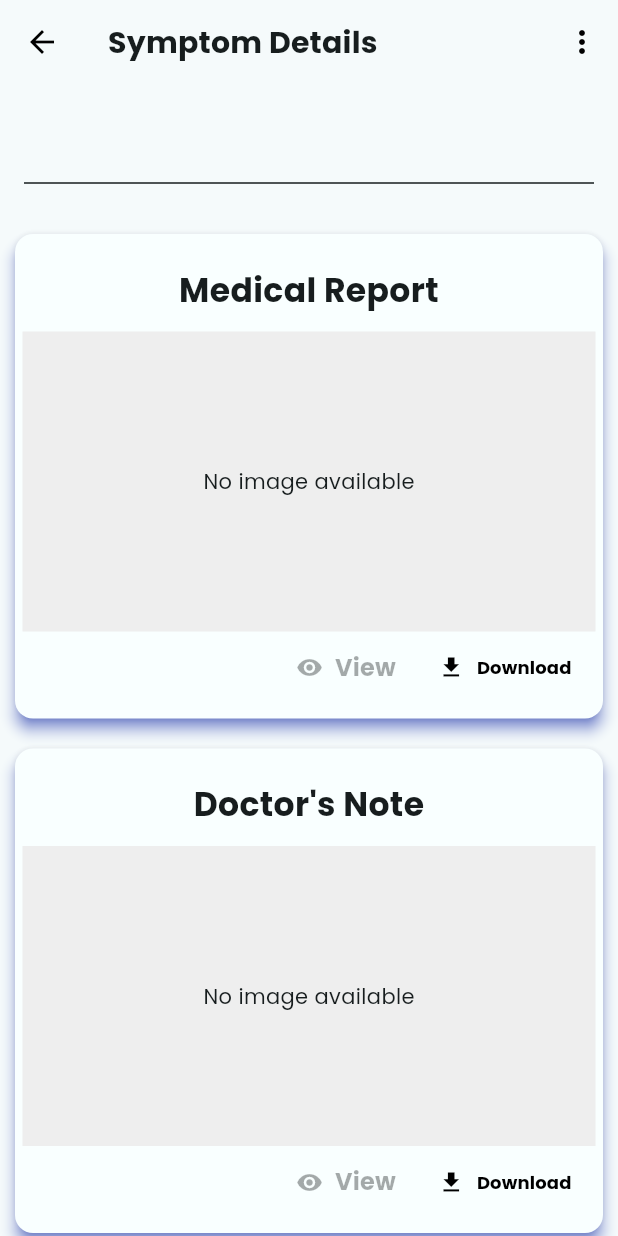
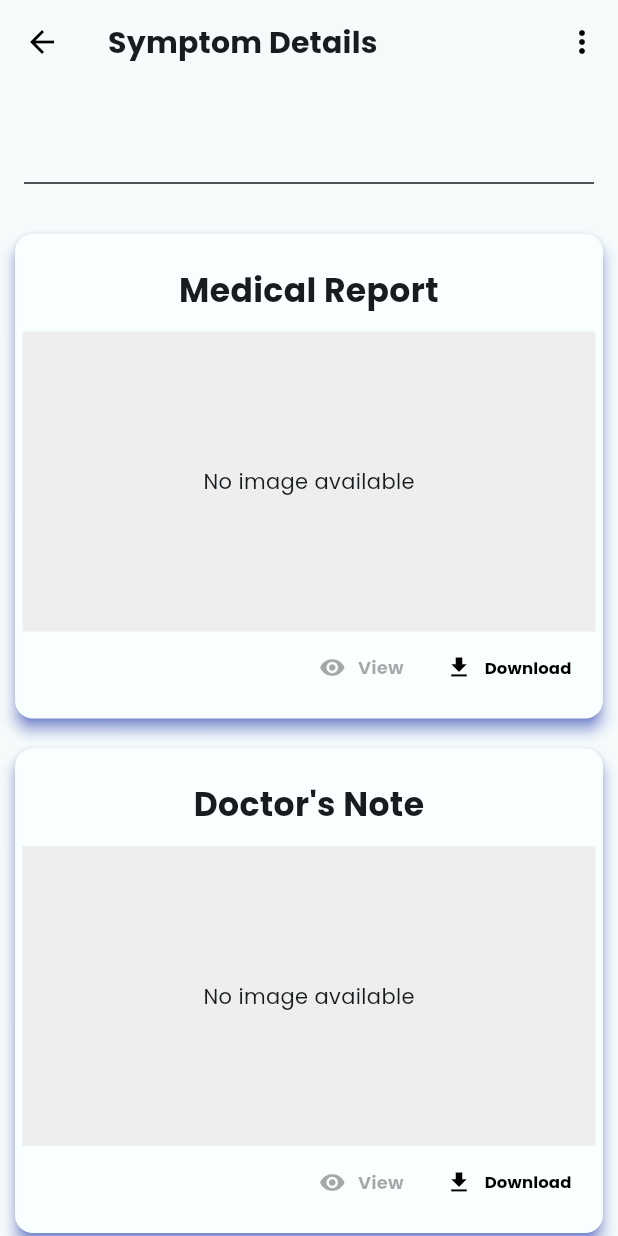
Before and after one commit to andriimobdev25/healthcare-app, a Flutter app: the SingleSymptonPage screen opened directly with empty values, on a phone screen of 412 x 824 dp. Run offline on Flutter 3.47's test engine with Material 3 defaults, Android fonts, the phone set to English and light mode, and no system bars; our stand-ins replace animate_do, cloud_firestore, firebase_auth, firebase_core, firebase_messaging, firebase_storage and 8 more; missing offline and left inert: google_mlkit_text_recognition; accounts and stored records are empty; network calls fail.

Commit message:
Update text labels and adjust font sizes in SingleSymptonPage for improved clarity

```diff
--- a/lib/pages/healthcategory/single_sympton_page.dart
+++ b/lib/pages/healthcategory/single_sympton_page.dart
@@ -126,10 +126,10 @@ class _SingleSymptonPageState extends State<SingleSymptonPage> {
                           color: mainPurpleColor,
                         ),
                         label: const Text(
-                          'process Text',
+                          'Recognized Text',
                           style: TextStyle(
                             fontWeight: FontWeight.bold,
-                            fontSize: 16,
+                            fontSize: 13,
                             color: mainPurpleColor,
                           ),
                         ),
@@ -153,7 +153,7 @@ class _SingleSymptonPageState extends State<SingleSymptonPage> {
                     'View',
                     style: TextStyle(
                       fontWeight: FontWeight.bold,
-                      fontSize: 16,
+                      fontSize: 12,
                     ),
                   ),
                   onPressed: imageUrl.isNotEmpty
@@ -168,7 +168,7 @@ class _SingleSymptonPageState extends State<SingleSymptonPage> {
                   label: const Text(
                     'Download',
                     style: TextStyle(
-                      fontSize: 12,
+                      fontSize: 11,
                       color: Colors.black,
                       fontWeight: FontWeight.bold,
                     ),
```
